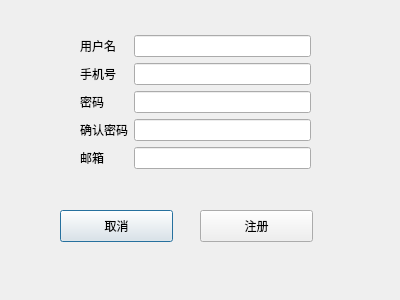
First picture: the form in article_code/designer/registered.ui, repository zndemao/article, before the edit.
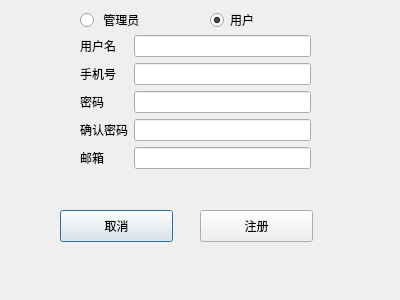
Second picture: the form after the edit.

Diff of the .ui file:
```diff
--- a/article_code/designer/registered.ui
+++ b/article_code/designer/registered.ui
@@ -104,6 +104,35 @@
     <bool>false</bool>
    </property>
   </widget>
+  <widget class="QRadioButton" name="radioButton_admin">
+   <property name="geometry">
+    <rect>
+     <x>80</x>
+     <y>10</y>
+     <width>100</width>
+     <height>20</height>
+    </rect>
+   </property>
+   <property name="text">
+    <string> 管理员</string>
+   </property>
+  </widget>
+  <widget class="QRadioButton" name="radioButton_user">
+   <property name="geometry">
+    <rect>
+     <x>210</x>
+     <y>10</y>
+     <width>100</width>
+     <height>20</height>
+    </rect>
+   </property>
+   <property name="text">
+    <string>用户</string>
+   </property>
+   <property name="checked">
+    <bool>true</bool>
+   </property>
+  </widget>
  </widget>
  <resources/>
  <connections/>
```
